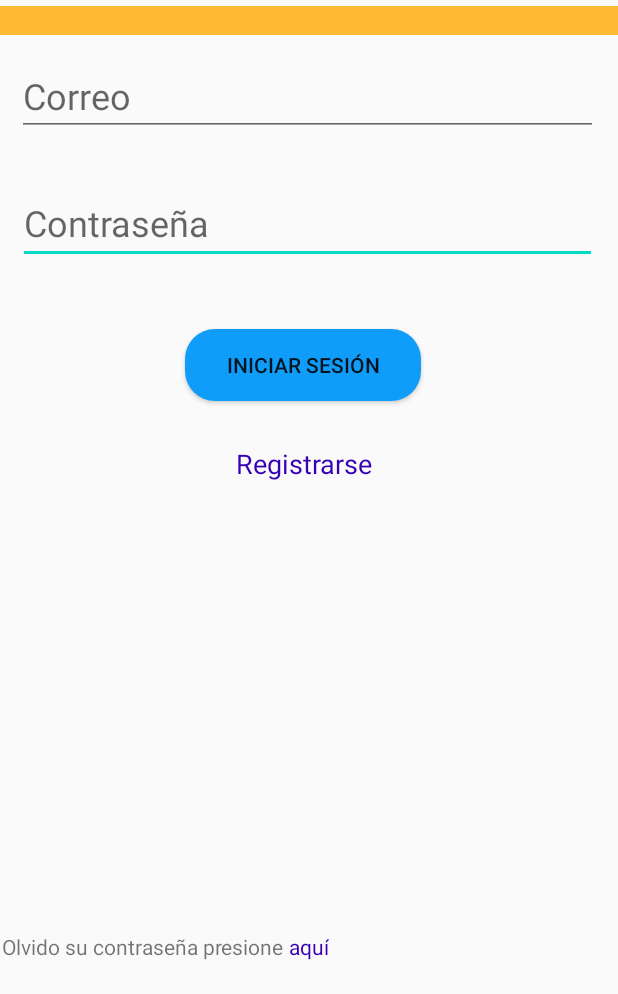
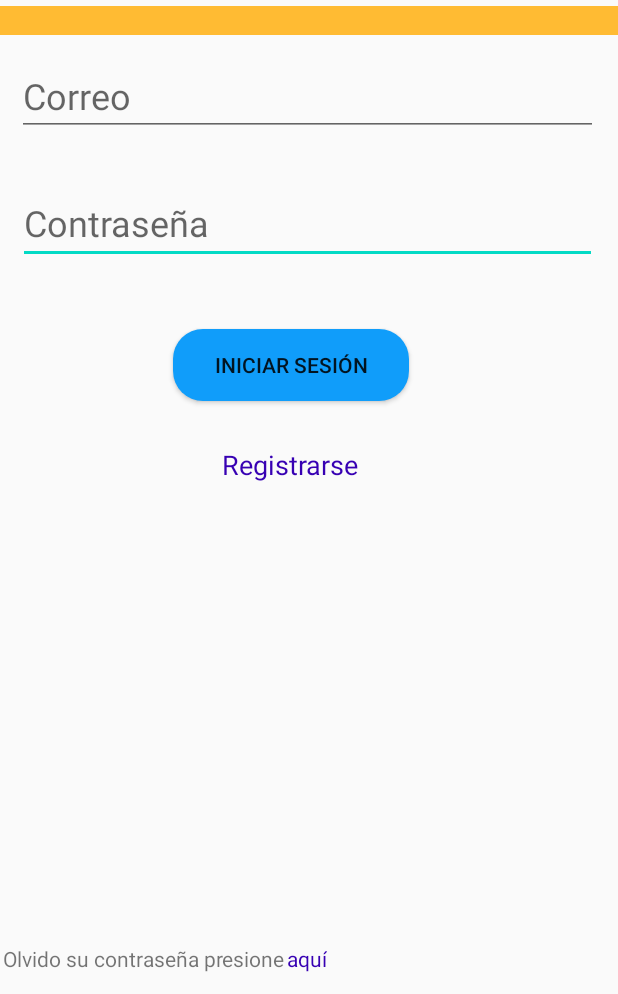
Before and after one commit to BryanMendoza1997/AppGallinas, an Android app: the Login screen opened directly, with no data from a screen before it, on a phone screen of 412 x 824 dp, the part 242-1236 px from its top. Run offline under Robolectric (Android 15) with nearby library versions, the phone set to English and light mode, and no system bars.

Commit message:
Login terminado x2

```diff
--- a/app/src/main/res/layout/activity_login.xml
+++ b/app/src/main/res/layout/activity_login.xml
@@ -43,7 +43,7 @@
         android:layout_below="@+id/txtcontrasenia"
         android:layout_alignParentStart="true"
         android:layout_centerHorizontal="true"
-        android:layout_marginStart="123dp"
+        android:layout_marginStart="115dp"
         android:layout_marginTop="43dp"
         android:background="@drawable/borde_boton_inicio"
         android:onClick="iniciar"
@@ -66,8 +66,8 @@
         android:layout_below="@+id/button3"
         android:layout_alignParentStart="true"
         android:layout_centerHorizontal="true"
-        android:layout_marginStart="157dp"
-        android:layout_marginTop="29dp"
+        android:layout_marginStart="148dp"
+        android:layout_marginTop="30dp"
         android:text="Registrarse"
         android:textColor="@color/colorPrimaryDark"
         android:textSize="18sp" />
@@ -78,8 +78,8 @@
         android:layout_height="wrap_content"
         android:layout_alignParentStart="true"
         android:layout_alignParentBottom="true"
-        android:layout_marginStart="1dp"
-        android:layout_marginBottom="22dp"
+        android:layout_marginStart="2dp"
+        android:layout_marginBottom="14dp"
         android:text="Olvido su contraseña presione" />
 
     <TextView
@@ -88,8 +88,8 @@
         android:layout_height="wrap_content"
         android:layout_alignParentBottom="true"
         android:layout_centerHorizontal="true"
-        android:layout_marginStart="3dp"
-        android:layout_marginBottom="22dp"
+        android:layout_marginStart="1dp"
+        android:layout_marginBottom="14dp"
         android:layout_toEndOf="@+id/textView6"
         android:text="aquí"
         android:textColor="@color/colorPrimaryDark" />
```
